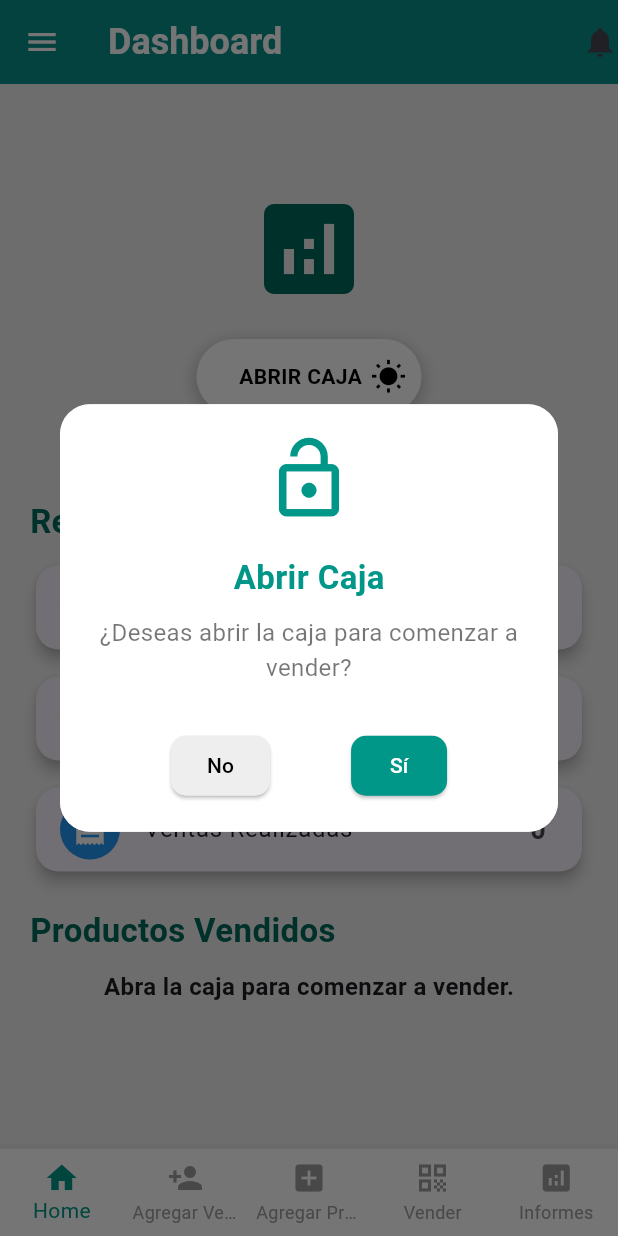
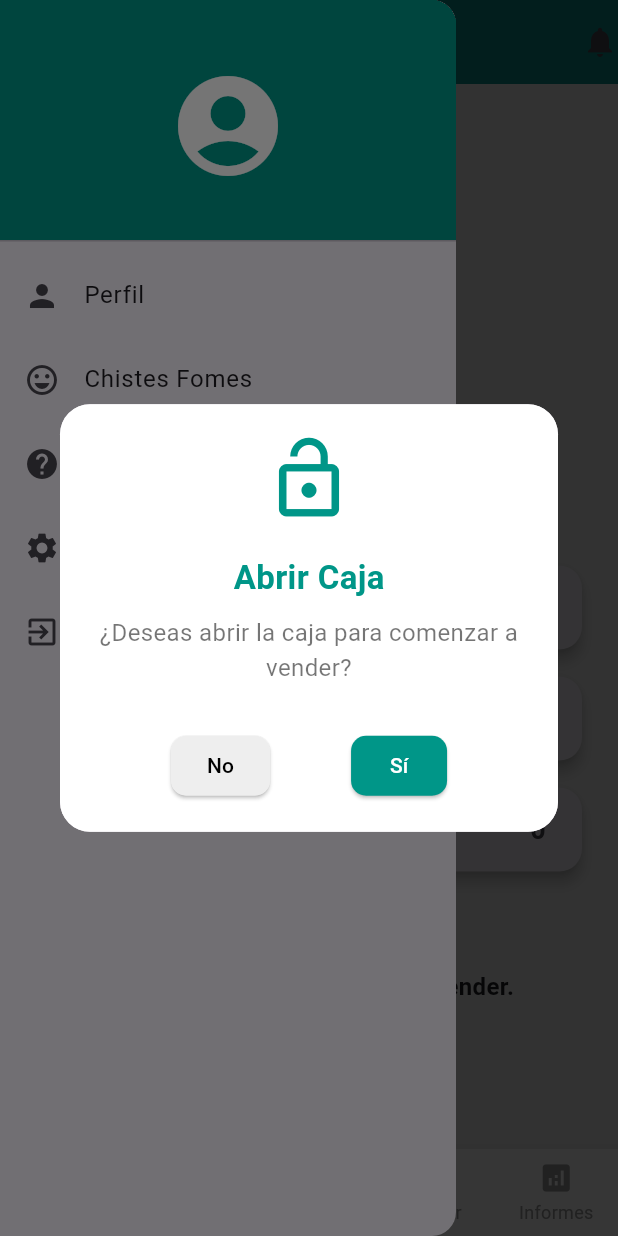
Before and after one commit to godie787/app-flutter-gestion-de-tienda, a Flutter app: the SuperuserHome screen opened directly, with the side drawer open (before the commit the screen has no drawer), on a phone screen of 412 x 824 dp. Run offline on Flutter 3.47's test engine with Material 3 defaults, Android fonts, the phone set to English and light mode, and no system bars; our stand-ins replace cloud_firestore, firebase_auth, firebase_core, shared_preferences; missing offline and left inert: flutter_barcode_scanner; accounts and stored records are empty.

Commit message:
actualización

```diff
--- a/lib/main.dart
+++ b/lib/main.dart
@@ -4,11 +4,14 @@ import 'package:firebase_auth/firebase_auth.dart';
 import 'package:cloud_firestore/cloud_firestore.dart';
 import 'screens/superuser/home_superuser.dart';
 import 'screens/recover/recover_password.dart'; // Importa la nueva pantalla
+import 'services/database_service.dart';
 
 void main() async {
   WidgetsFlutterBinding.ensureInitialized();
   await Firebase.initializeApp();
+  //DatabaseService databaseService = DatabaseService();
 
+  //await databaseService.registerUser();
   runApp(const MyApp());
 }
 
--- a/lib/screens/superuser/home_superuser.dart
+++ b/lib/screens/superuser/home_superuser.dart
@@ -7,6 +7,7 @@ import 'package:re_fashion/screens/options_navigator/add_products/add_product_sc
 import 'package:re_fashion/screens/options_navigator/sell_products/sell_product_screen.dart';
 import 'package:re_fashion/screens/options_navigator/reports/reports_screen.dart';
 import 'package:re_fashion/screens/options_navigator/add_sellers/add_sellers_screen.dart';
+import 'package:re_fashion/screens/options_drawer/chistes_fomes.dart';
 
 class SuperuserHome extends StatefulWidget {
   const SuperuserHome({Key? key}) : super(key: key);
@@ -134,6 +135,67 @@ class SuperuserHomeState extends State<SuperuserHome> {
           selectedIndex: _selectedIndex,
           onItemTapped: _onItemTapped,
         ),
+        drawer: Drawer(
+          child: ListView(
+            padding: EdgeInsets.zero,
+            children: <Widget>[
+              DrawerHeader(
+                decoration: BoxDecoration(
+                  color: Colors.teal,
+                ),
+                child: Center(
+                  child: Icon(
+                    Icons.account_circle,
+                    size: 80,
+                    color: Colors.white,
+                  ),
+                ),
+              ),
+              ListTile(
+                leading: Icon(Icons.person),
+                title: Text('Perfil'),
+                onTap: () {
+                  Navigator.pop(context);
+                  // Navegar a la vista del perfil
+                },
+              ),
+              ListTile(
+  leading: Icon(Icons.sentiment_very_satisfied),
+  title: Text('Chistes Fomes'),
+  onTap: () {
+    Navigator.push(
+      context,
+      MaterialPageRoute(builder: (context) => const ChistesFomesScreen()),
+    );
+  },
+),
+              ListTile(
+                leading: Icon(Icons.help),
+                title: Text('Soporte'),
+                onTap: () {
+                  Navigator.pop(context);
+                  // Navegar a la vista de soporte
+                },
+              ),
+              ListTile(
+                leading: Icon(Icons.settings),
+                title: Text('Configuración'),
+                onTap: () {
+                  Navigator.pop(context);
+                  // Navegar a la vista de configuración
+                },
+              ),
+              ListTile(
+                leading: Icon(Icons.exit_to_app),
+                title: Text('Cerrar Sesión'),
+                onTap: () async {
+                  await FirebaseAuth.instance.signOut();
+                  Navigator.of(context).pop(true);
+                },
+              ),
+            ],
+          ),
+        ),
       ),
     );
   }
```
Also changed, not shown: lib/screens/options_drawer/chistes.dart (added, +14 -0 lines), lib/screens/options_drawer/chistes_fomes.dart (added, +146 -0 lines), lib/services/database_service.dart (+4 -4 lines).
